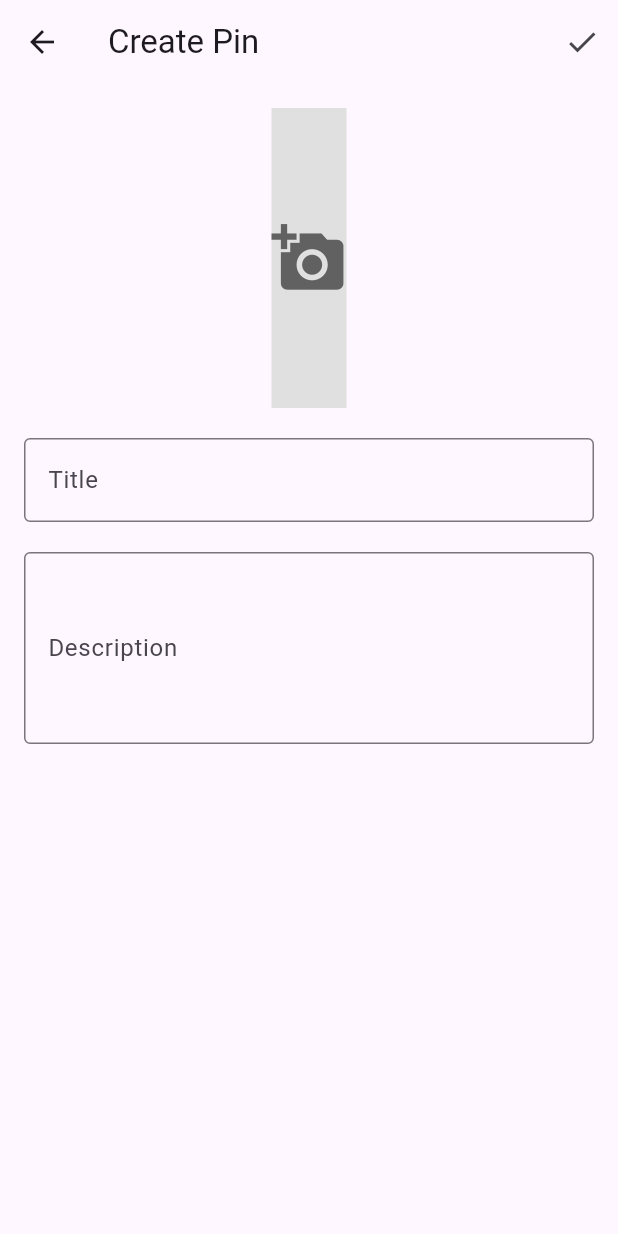
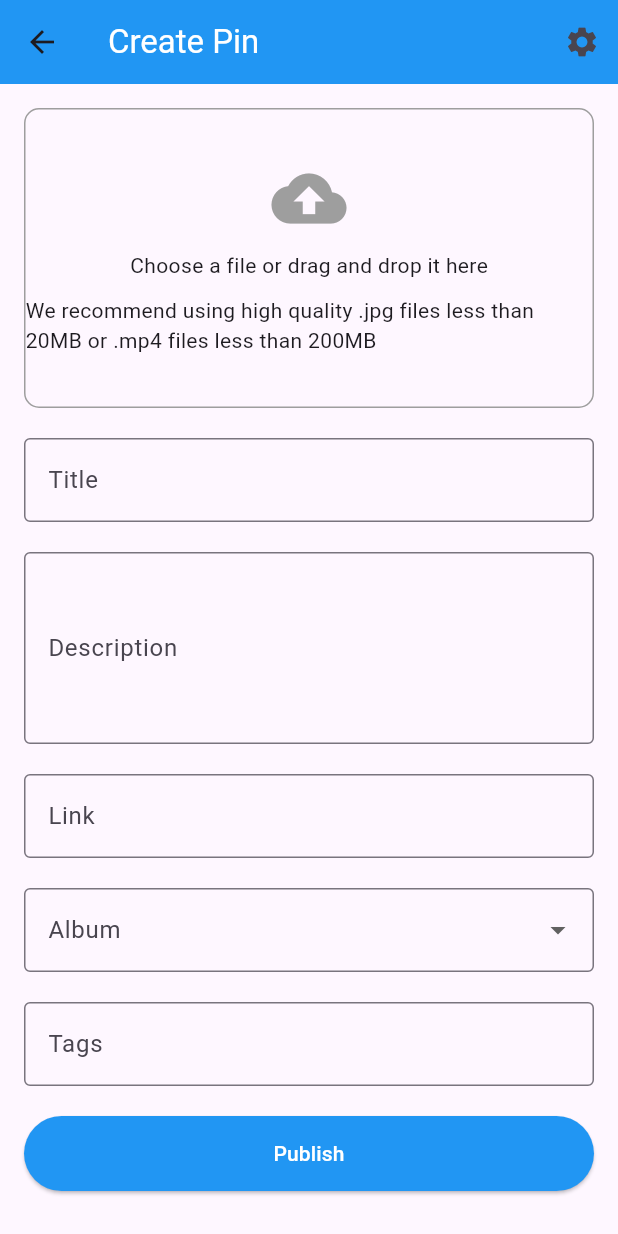
Before and after one commit to adhamuslim/pinwave, a Flutter app: the CreatePinPage screen opened directly, on a phone screen of 412 x 824 dp. Run offline on Flutter 3.47's test engine with Material 3 defaults, Android fonts, the phone set to English and light mode, and no system bars; our stand-ins replace image_picker.

Commit message:
createpin v2

```diff
--- a/lib/createpin.dart
+++ b/lib/createpin.dart
@@ -1,6 +1,25 @@
 import 'package:flutter/material.dart';
 import 'package:image_picker/image_picker.dart';
 import 'dart:io';
+
+
+void main() {
+  runApp(CreatePin());
+}
+
+class CreatePin extends StatelessWidget {
+  @override
+  Widget build(BuildContext context) {
+    return MaterialApp(
+      debugShowCheckedModeBanner: false,
+      title: 'Create Pin',
+      theme: ThemeData(
+        primarySwatch: Colors.blue,
+      ),
+      home: CreatePinPage(),
+    );
+  }
+}
 
 class CreatePinPage extends StatefulWidget {
   @override
@@ -8,20 +27,14 @@ class CreatePinPage extends StatefulWidget {
 }
 
 class _CreatePinPageState extends State<CreatePinPage> {
-  File? _image;
-  final picker = ImagePicker();
-  final TextEditingController _titleController = TextEditingController();
-  final TextEditingController _descriptionController = TextEditingController();
+  final _formKey = GlobalKey<FormState>();
+  XFile? _imageFile;
+  final ImagePicker _picker = ImagePicker();
 
-  Future getImage() async {
-    final pickedFile = await picker.getImage(source: ImageSource.gallery);
-
+  Future<void> _pickImage() async {
+    final pickedFile = await _picker.pickImage(source: ImageSource.gallery);
     setState(() {
-      if (pickedFile != null) {
-        _image = File(pickedFile.path);
-      } else {
-        print('No image selected.');
-      }
+      _imageFile = pickedFile;
     });
   }
 
@@ -29,59 +42,119 @@ class _CreatePinPageState extends State<CreatePinPage> {
   Widget build(BuildContext context) {
     return Scaffold(
       appBar: AppBar(
-        title: Text('Create Pin'),
+        backgroundColor: Colors.blue,
+        leading: IconButton(
+          icon: Icon(Icons.arrow_back),
+          onPressed: () {
+            // Handle back action
+          },
+        ),
+        title: Text('Create Pin', style: TextStyle(color: Colors.white)),
         actions: [
           IconButton(
-            icon: Icon(Icons.check),
+            icon: Icon(Icons.settings),
             onPressed: () {
-              // Implement your logic to save the pin here
-              // For example, save to database or upload to server
-              if (_image != null && _titleController.text.isNotEmpty) {
-                // Save pin logic
-                print('Pin Created');
-              } else {
-                // Show error
-                print('Please fill all fields');
-              }
+              // Handle settings action
             },
           ),
         ],
       ),
       body: Padding(
         padding: const EdgeInsets.all(16.0),
+        child: Form(
+          key: _formKey,
+          child: ListView(
+            children: [
+              GestureDetector(
+                onTap: _pickImage,
+                child: Container(
+                  height: 200,
+                  decoration: BoxDecoration(
+                    border: Border.all(color: Colors.grey),
+                    borderRadius: BorderRadius.circular(10),
+                  ),
+                  child: _imageFile == null
+                      ? Center(
                           child: Column(
-          children: <Widget>[
-            GestureDetector(
-              onTap: getImage,
-              child: _image == null
-                  ? Container(
-                      height: 200,
-                      color: Colors.grey[300],
-                      child: Icon(Icons.add_a_photo, size: 50, color: Colors.grey[700]),
+                            mainAxisAlignment: MainAxisAlignment.center,
+                            children: [
+                              Icon(Icons.cloud_upload, size: 50, color: Colors.grey),
+                              SizedBox(height: 10),
+                              Text('Choose a file or drag and drop it here'),
+                              SizedBox(height: 10),
+                              Text('We recommend using high quality .jpg files less than 20MB or .mp4 files less than 200MB'),
+                            ],
+                          ),
                         )
-                  : Image.file(
-                      _image!,
-                      height: 200,
+                      : Image.file(File(_imageFile!.path)),
                 ),
               ),
               SizedBox(height: 20),
-            TextField(
-              controller: _titleController,
+              TextFormField(
                 decoration: InputDecoration(
                   labelText: 'Title',
                   border: OutlineInputBorder(),
                 ),
               ),
               SizedBox(height: 20),
-            TextField(
-              controller: _descriptionController,
+              TextFormField(
+                maxLines: 4,
                 decoration: InputDecoration(
                   labelText: 'Description',
                   border: OutlineInputBorder(),
                 ),
-              maxLines: 4,
+              ),
+              SizedBox(height: 20),
+              TextFormField(
+                decoration: InputDecoration(
+                  labelText: 'Link',
+                  border: OutlineInputBorder(),
+                ),
+              ),
+              SizedBox(height: 20),
+              DropdownButtonFormField<String>(
+                decoration: InputDecoration(
+                  labelText: 'Album',
+                  border: OutlineInputBorder(),
+                ),
+                items: <String>['Album 1', 'Album 2', 'Album 3', 'Album 4']
+                    .map((String value) {
+                  return DropdownMenuItem<String>(
+                    value: value,
+                    child: Text(value),
+                  );
+                }).toList(),
+                onChanged: (String? newValue) {
+                  // Handle album selection
+                },
+              ),
+              SizedBox(height: 20),
+              TextFormField(
+                decoration: InputDecoration(
+                  labelText: 'Tags',
+                  border: OutlineInputBorder(),
+                ),
+              ),
+              SizedBox(height: 20),
+              ElevatedButton(
+                onPressed: () {
+                  if (_formKey.currentState!.validate()) {
+                    // Handle publish action
+                  }
+                },
+                style: ElevatedButton.styleFrom(
+                    backgroundColor: Colors.blue, // Background color
+                    shape: RoundedRectangleBorder(
+                      borderRadius: BorderRadius.circular(30.0),
+                    ),
+                    padding: EdgeInsets.symmetric(horizontal: 50, vertical: 15),
+                  ),
+                child:
+                Text('Publish', style: TextStyle(color: Colors.white)),
+
               ),
             ],
+          ),
         ),
      ),
     );
```
Also changed, not shown: pubspec.lock. Lines whose indentation alone changed are shown as unchanged.
